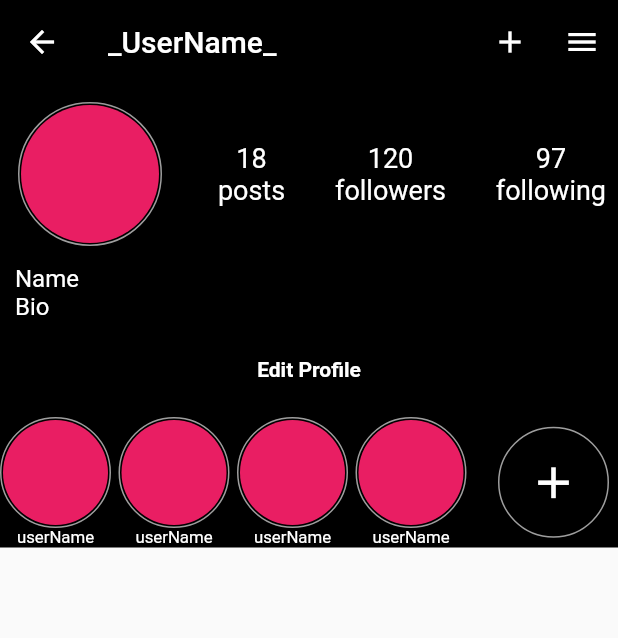
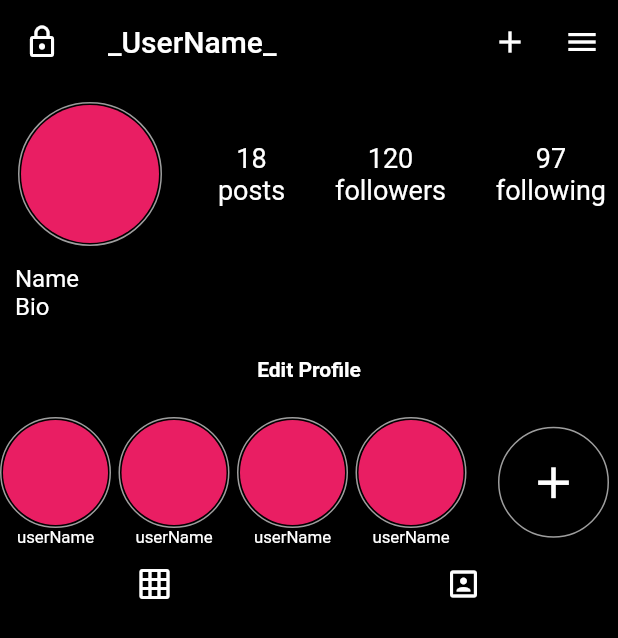
Before and after one commit to Shobhityadav99/Instagram-Dummy-Flutter, a Flutter app: the HomePage screen opened directly, on a phone screen of 412 x 824 dp. Shown: the top 638 px of the screen. Run offline on Flutter 3.47's test engine with Material 2 defaults, Android fonts, the phone set to English and light mode, and no system bars; Roboto replaces fonts that are missing (OpenSans).

Commit message:
home page updations

```diff
--- a/lib/main.dart
+++ b/lib/main.dart
@@ -19,7 +19,7 @@ class MyApp extends StatelessWidget {
           textTheme: ThemeData.light()
               .textTheme
               .copyWith(title: TextStyle(fontFamily: 'Billabong'))),
-      home: MyHomePage(),
+      home: HomePage(),
     );
   }
 }
--- a/lib/screens/HomePage.dart
+++ b/lib/screens/HomePage.dart
@@ -1,5 +1,5 @@
 import 'package:flutter/material.dart';
-import 'package:insta_dummy/widgets/story_widget.dart';
+import '../widgets/story_widget.dart';
 
 class HomePage extends StatefulWidget {
   @override
@@ -10,7 +10,15 @@ class _HomePageState extends State<HomePage> {
   @override
   Widget build(BuildContext context) {
     return Scaffold(
+        backgroundColor: Colors.black,
         appBar: AppBar(
+          backgroundColor: Colors.black,
+          leading: IconButton(
+              icon: Icon(
+                Icons.lock_outline,
+                color: Colors.white,
+              ),
+              onPressed: null),
           title: Text(
             '_UserName_',
             style: TextStyle(fontFamily: 'OpenSans'),
@@ -29,11 +37,10 @@ class _HomePageState extends State<HomePage> {
                 ),
                 onPressed: null)
           ],
-            backgroundColor: Colors.black),
+        ),
         body: SingleChildScrollView(
           child: Column(children: <Widget>[
             Container(
-              color: Colors.black,
               child: Row(
                 mainAxisAlignment: MainAxisAlignment.spaceBetween,
                 mainAxisSize: MainAxisSize.max,
@@ -83,7 +90,6 @@ class _HomePageState extends State<HomePage> {
               ),
             ),
             Container(
-              color: Colors.black,
               width: double.infinity,
               child: Padding(
                 padding: EdgeInsets.only(left: 10),
@@ -94,7 +100,6 @@ class _HomePageState extends State<HomePage> {
               ),
             ),
             Container(
-              color: Colors.black,
               padding: const EdgeInsets.all(8.0),
               child: SizedBox(
                 width: double.infinity,
@@ -115,7 +120,6 @@ class _HomePageState extends State<HomePage> {
               ),
             ),
             Container(
-              color: Colors.black,
               child: SingleChildScrollView(
                 scrollDirection: Axis.horizontal,
                 child: Row(
@@ -148,7 +152,27 @@ class _HomePageState extends State<HomePage> {
                   ],
                 ),
               ),
-            )
+            ),
+            Row(
+              children: <Widget>[
+                Expanded(
+                  child: FlatButton(
+                      onPressed: null,
+                      child: Icon(
+                        Icons.grid_on,
+                        color: Colors.white,
+                      )),
+                ),
+                Expanded(
+                    child: FlatButton(
+                        onPressed: null,
+                        child: Icon(
+                          Icons.portrait,
+                          color: Colors.white,
+                        ))),
+              ],
+            ),
+            GridTile(child: Text('images'))
           ]),
         ));
   }
```
Also changed, not shown: lib/widgets/bottom_nav_widget.dart (+11 -13 lines). Lines whose indentation alone changed are shown as unchanged.
